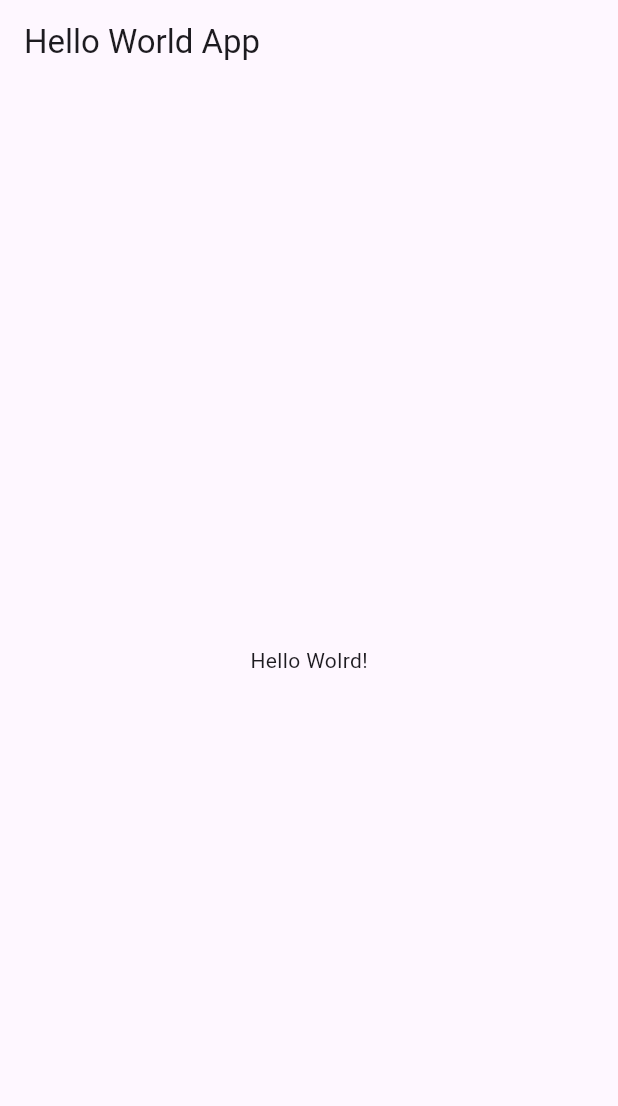
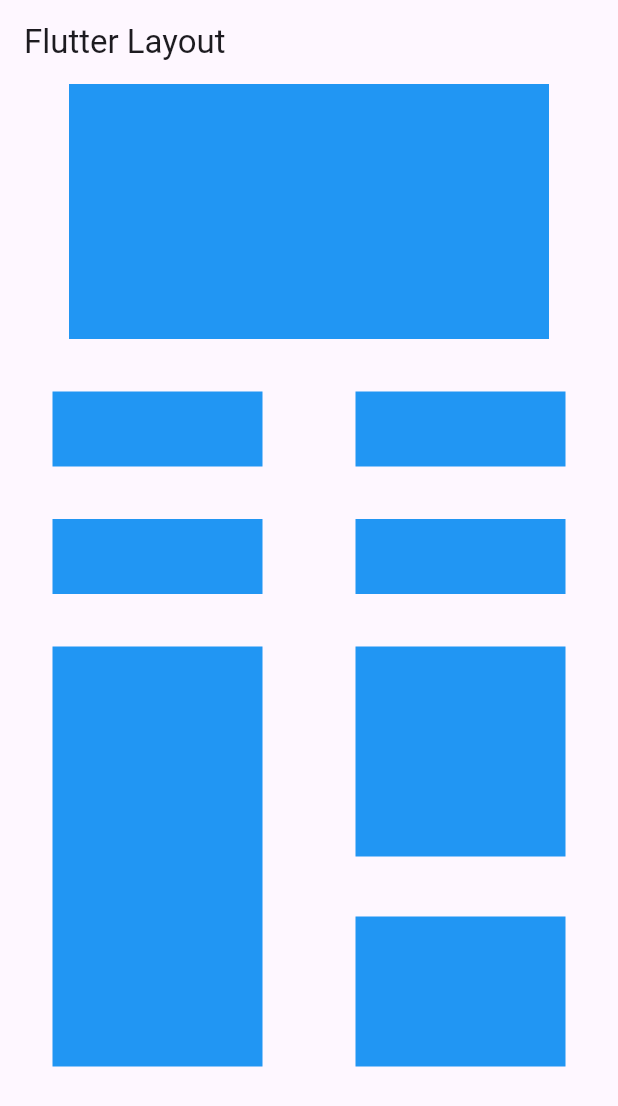
Before and after one commit to kwakyebrilliant/flutter-tutorial-2024, a Flutter app: the screen it shows after launch, on a phone screen of 412 x 824 dp. Shown: the top 1106 px of the screen. Run offline on Flutter 3.47's test engine with Material 3 defaults, Android fonts, the phone set to English and light mode, and no system bars.

Commit message:
layout finished

```diff
--- a/lib/main.dart
+++ b/lib/main.dart
@@ -13,10 +13,106 @@ class MyApp extends StatelessWidget {
     return MaterialApp(
       home: Scaffold(
         appBar: AppBar(
-          title: const Text('Hello World App'),
+          title: const Text('Flutter Layout'),
         ),
-        body: const Center(
-          child: Text('Hello Wolrd!'),
+        body: Column(
+          children: [
+            //top container
+            Center(
+              child: Container(
+                height: 170.0,
+                width: 320.0,
+                color: Colors.blue,
+              ),
+            ),
+
+            //first row
+            Padding(
+              padding: const EdgeInsets.fromLTRB(35.0, 35.0, 35.0, 35.0),
+              child: Row(
+                mainAxisAlignment: MainAxisAlignment.spaceBetween,
+                children: [
+                  //first container
+                  Container(
+                    height: 50.0,
+                    width: 140.0,
+                    color: Colors.blue,
+                  ),
+
+                  //second container
+                  Container(
+                    height: 50.0,
+                    width: 140.0,
+                    color: Colors.blue,
+                  ),
+                ],
+              ),
+            ),
+
+            //second row
+            Padding(
+              padding: const EdgeInsets.fromLTRB(35.0, 0.0, 35.0, 35.0),
+              child: Row(
+                mainAxisAlignment: MainAxisAlignment.spaceBetween,
+                children: [
+                  //first container
+                  Container(
+                    height: 50.0,
+                    width: 140.0,
+                    color: Colors.blue,
+                  ),
+
+                  //second container
+                  Container(
+                    height: 50.0,
+                    width: 140.0,
+                    color: Colors.blue,
+                  ),
+                ],
+              ),
+            ),
+
+            //third row
+            Padding(
+              padding: const EdgeInsets.fromLTRB(35.0, 0.0, 35.0, 35.0),
+              child: Row(
+                mainAxisAlignment: MainAxisAlignment.spaceBetween,
+                children: [
+                  //first container
+                  Container(
+                    height: 280.0,
+                    width: 140.0,
+                    color: Colors.blue,
+                  ),
+
+                  Column(
+                    crossAxisAlignment: CrossAxisAlignment.start,
+                    children: [
+                      //second container
+                      Padding(
+                        padding: const EdgeInsets.only(bottom: 20.0),
+                        child: Container(
+                          height: 140.0,
+                          width: 140.0,
+                          color: Colors.blue,
+                        ),
+                      ),
+
+                      //third container
+                      Padding(
+                        padding: const EdgeInsets.only(top: 20.0),
+                        child: Container(
+                          height: 100.0,
+                          width: 140.0,
+                          color: Colors.blue,
+                        ),
+                      ),
+                    ],
+                  ),
+                ],
+              ),
+            ),
+          ],
         ),
       ),
     );
```
